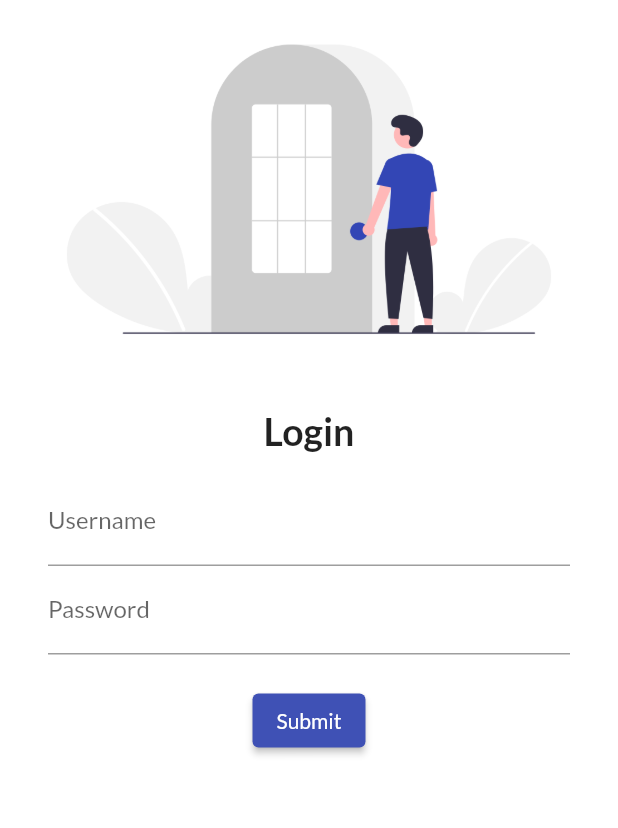
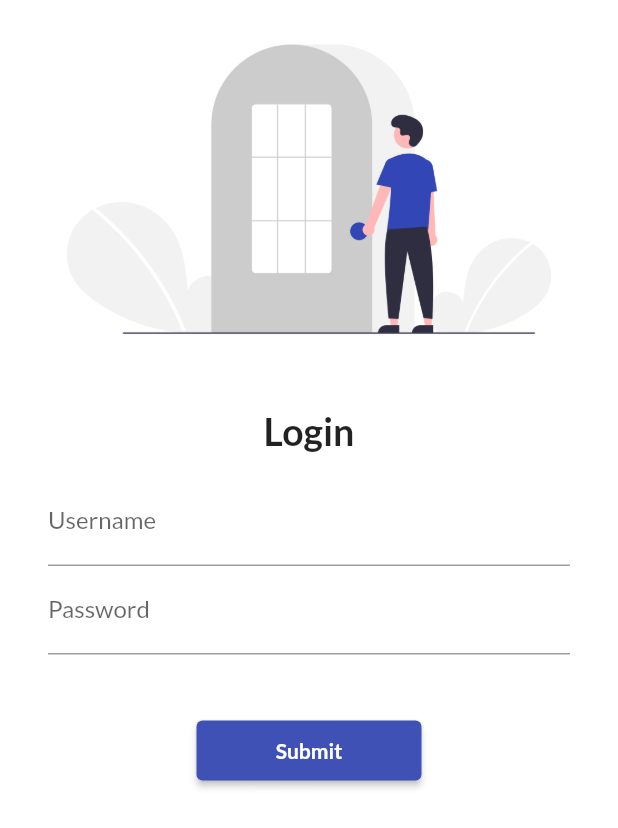
Before and after one commit to AdityaxBhatt/CatalogeFlutter, a Flutter app: the screen it shows after launch, on a phone screen of 412 x 824 dp. Shown: the top 828 px of the screen. Run offline on Flutter 3.47's test engine with Material 2 defaults, Android fonts, the phone set to English and light mode, and no system bars; our stand-ins replace google_fonts; missing offline and left inert: dart:ffi.

Commit message:
day 5 completed

```diff
--- a/lib/main.dart
+++ b/lib/main.dart
@@ -1,4 +1,5 @@
 import 'package:cataloge/pages/homepage.dart';
+import 'package:cataloge/utils/routes.dart';
 import 'package:flutter/material.dart';
 import 'package:cataloge/pages/loginpage.dart';
 import 'package:google_fonts/google_fonts.dart';
@@ -20,7 +21,8 @@ class MyApp extends StatelessWidget {
       darkTheme: ThemeData(brightness: Brightness.dark),
       routes: {
         "/": (context) => Loginpage(),
-        "/login": (context) => Loginpage(),
+        Myroutes.loginpage: (context) => Loginpage(),
+        Myroutes.homepage: (context) => HomePage(),
       },
     );
   }
--- a/lib/pages/loginpage.dart
+++ b/lib/pages/loginpage.dart
@@ -1,5 +1,8 @@
 // ignore_for_file: prefer_const_constructors
 
+import 'dart:ffi' as ffi;
+
+import 'package:cataloge/utils/routes.dart';
 import 'package:flutter/material.dart';
 
 class Loginpage extends StatelessWidget {
@@ -7,6 +10,7 @@ class Loginpage extends StatelessWidget {
   Widget build(BuildContext context) {
     return Material(
       color: Colors.white,
+      child: SingleChildScrollView(
         child: Column(
           children: [
             Image.asset(
@@ -39,19 +43,24 @@ class Loginpage extends StatelessWidget {
                     ),
                   ),
                   SizedBox(
-                  height: 20,
+                    height: 40,
                   ),
                   ElevatedButton(
-                  child: Text("Submit"),
+                    style: TextButton.styleFrom(minimumSize: Size(150, 40)),
                     onPressed: () {
-                    print("Hello");
+                      Navigator.pushNamed(context, Myroutes.homepage);
                     },
+                    child: Text(
+                      "Submit",
+                      style: TextStyle(fontWeight: FontWeight.bold),
+                    ),
                   )
                 ],
               ),
             )
           ],
         ),
+      ),
     );
   }
 }
--- /dev/null
+++ b/lib/utils/routes.dart
@@ -0,0 +1,5 @@
+class Myroutes {
+  static String homepage = "/home";
+  static String loginpage = "/login";
+
+}
```
Lines whose indentation alone changed are shown as unchanged.
